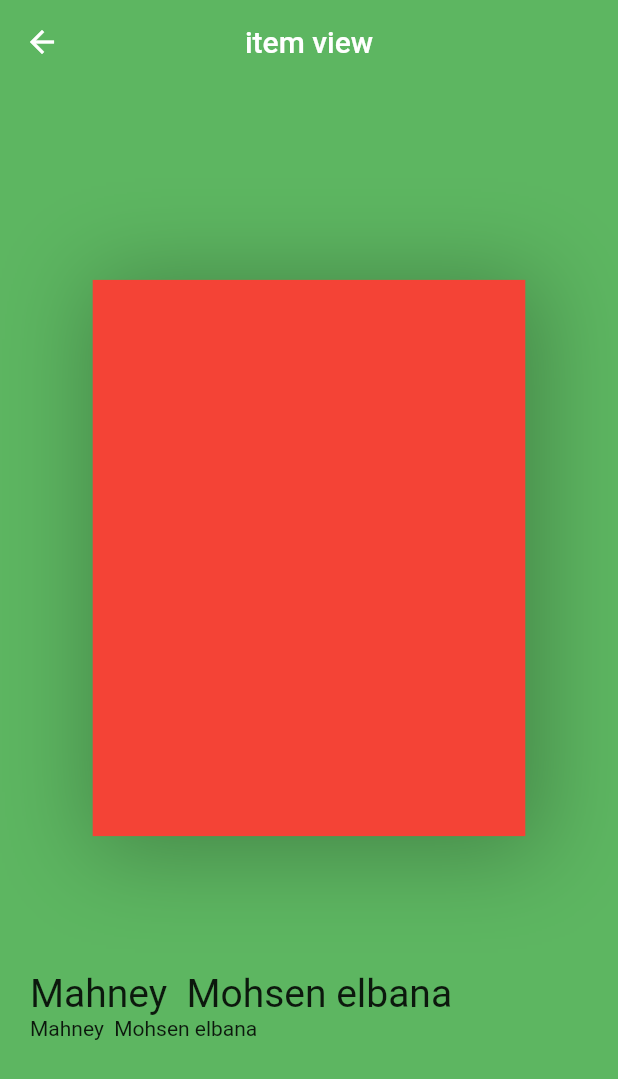
After one commit to MahanaElbana/flutter_repository, a Flutter app: the BoatUiScreen screen opened directly, on a phone screen of 412 x 824 dp. The commit adds this screen. Shown: the top 1079 px of the screen. Run offline on Flutter 3.47's test engine with Material 2 defaults, Android fonts, the phone set to English and light mode, and no system bars; our stand-ins replace flutter_zoom_drawer.

Commit message:
item view

```diff
--- a/lib/core/components/navigator_route_button/custom_button.dart
+++ b/lib/core/components/navigator_route_button/custom_button.dart
@@ -2,6 +2,7 @@ import 'package:flutter/material.dart';
 import 'package:flutter_repository/core/components/navigator_route_button/app_navigator_functions.dart';
 import 'package:flutter_repository/views/animated_circ_pop_out_floating.dart';
 import 'package:flutter_repository/views/animated_drawer.dart';
+import 'package:flutter_repository/views/boat_app_ui/boat_app.dart';
 import 'package:flutter_repository/views/circlura_floating_pop_out_menu.dart';
 import 'package:flutter_repository/views/floating_pop_out_menu.dart';
 import 'package:flutter_repository/views/notification_listener_with_listview.dart';
@@ -141,6 +142,18 @@ List<CustomButton> screenLists(BuildContext context) {
       iconData: Icons.widgets_outlined,
     ),
 
+      // -----------  AnimatedCircPopOutFloating ! ---------------//
+
+    CustomButton(
+      backGroundColor: Colors.primaries[6],
+      onPressed: () {
+        AppNavigatorFunctions.defaultPush(
+            context, const BoatUiScreen());
+      },
+      forgroundString: " BoatUiScreen !",
+      iconData: Icons.widgets_outlined,
+    ),
+
     // -----------  AnimatedCircPopOutFloating ! ---------------//
   ];
 }
--- a/lib/core/components/navigator_route_button/navigation.dart
+++ b/lib/core/components/navigator_route_button/navigation.dart
@@ -87,5 +87,6 @@ List<ButtonNavigatorOne> screenListsOne(BuildContext context) {
       textString: "custom Implict Or Tween Animation",
       screenName: AppScreenName.customImplictOrTweenAnimation
     ),
+
   ];
 }
--- /dev/null
+++ b/lib/views/boat_app_ui/boat_app.dart
@@ -0,0 +1,134 @@
+import 'dart:math';
+
+import 'package:flutter/material.dart';
+
+class BoatUiScreen extends StatefulWidget {
+  const BoatUiScreen({super.key});
+
+  @override
+  State<BoatUiScreen> createState() => _BoatUiScreenState();
+}
+
+class _BoatUiScreenState extends State<BoatUiScreen> {
+  late PageController _pageController;
+  ValueNotifier<double> pageNotifierScroll = ValueNotifier(0.0);
+
+  @override
+  void initState() {
+    _pageController = PageController(viewportFraction: 1.0);
+    _pageController.addListener(_pageListener);
+    super.initState();
+  }
+
+  @override
+  void dispose() {
+    _pageController.removeListener(_pageListener);
+    _pageController.dispose();
+    super.dispose();
+  }
+
+  void _pageListener() {
+    pageNotifierScroll.value = (_pageController.page)!.toDouble();
+  }
+
+  @override
+  Widget build(BuildContext context) {
+    Size size = MediaQuery.of(context).size;
+    return Scaffold(
+      appBar: AppBar(
+        backgroundColor: Colors.green.withOpacity(0.9),
+        elevation: 0.0,
+        title: const Text("item view"),
+      ),
+      body: Stack(
+        children: [
+          // ------------------------//
+          Positioned.fill(
+            child: Container(
+              color: Colors.green.withOpacity(0.9),
+            ),
+          ),
+          // ------------------------//
+
+          ValueListenableBuilder(
+            valueListenable: pageNotifierScroll,
+            builder: (context, value, _) {
+              // print(value);
+
+              return PageView.builder(
+                controller: _pageController,
+                itemCount: 30,
+                itemBuilder: (context, index) {
+                  double percentage = index - value;
+                  double rotation = percentage.clamp(0.0, 1.0);
+                  var fixRotation = pow(rotation, 0.35);
+                  if (index == 1) {
+                    print(rotation);
+                  }
+                  return Opacity(
+                    opacity: 1 - rotation,
+                    child: Padding(
+                      padding: const EdgeInsets.all(20.0),
+                      child: Column(
+                        crossAxisAlignment: CrossAxisAlignment.start,
+                        mainAxisAlignment: MainAxisAlignment.center,
+                        children: [
+                          GestureDetector(
+                            onTap: () {
+                              print(index);
+                            },
+                            child: Center(
+                              child: Transform(
+                                alignment: Alignment.centerLeft,
+                                transform: Matrix4.identity()
+                                  ..setEntry(3, 2, 0.002)
+                                  ..rotateY(1.8 * fixRotation)
+                                  ..translate(-rotation * size.width * 0.5)
+                                  ..scale(1 + rotation * 0.5),
+                                child: Container(
+                                  decoration: BoxDecoration(
+                                      color: Colors.primaries[
+                                          index % (Colors.primaries.length)],
+                                      boxShadow: const [
+                                        BoxShadow(
+                                            color: Colors.black26,
+                                            blurRadius: 50,
+                                            offset: Offset(5.0, 5.0),
+                                            spreadRadius: 6),
+                                      ]),
+                                  width: (size.width) * 0.7,
+                                  height: (size.height) * 0.45,
+                                ),
+                              ),
+                            ),
+                          ),
+                          const SizedBox(
+                            height: 90,
+                          ),
+                          const Text(
+                            "Mahney  Mohsen elbana",
+                            style: TextStyle(fontSize: 26),
+                          ),
+                          const Directionality(
+                            textDirection: TextDirection.ltr,
+                            child: Text(
+                              "Mahney  Mohsen elbana",
+                              style: TextStyle(color: Colors.black87),
+                            ),
+                          ),
+                        ],
+                      ),
+                    ),
+                  );
+                },
+              );
+            },
+          )
+          // ------------------------//
+
+          ,
+        ],
+      ),
+    );
+  }
+}
```
